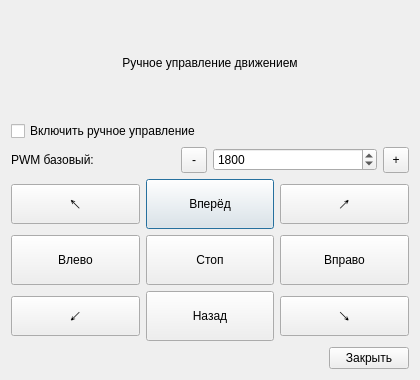
Old version of the form lidar_guard_ws/src/lidar_guard/ui/manual_drive_dialog.ui in the repository AndreiPurits/platform_control_project.
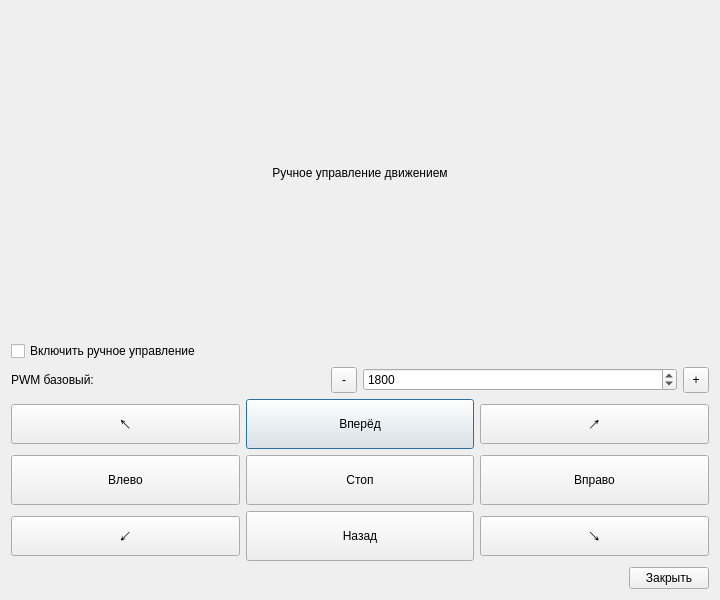
New version of the form.

Diff of the .ui file:
```diff
--- a/lidar_guard_ws/src/lidar_guard/ui/manual_drive_dialog.ui
+++ b/lidar_guard_ws/src/lidar_guard/ui/manual_drive_dialog.ui
@@ -6,8 +6,8 @@
    <rect>
     <x>0</x>
     <y>0</y>
-    <width>420</width>
-    <height>380</height>
+    <width>720</width>
+    <height>600</height>
    </rect>
   </property>
   <property name="windowTitle">
```
Left out of the diff: 3 changed lines with no effect on the pictures.
